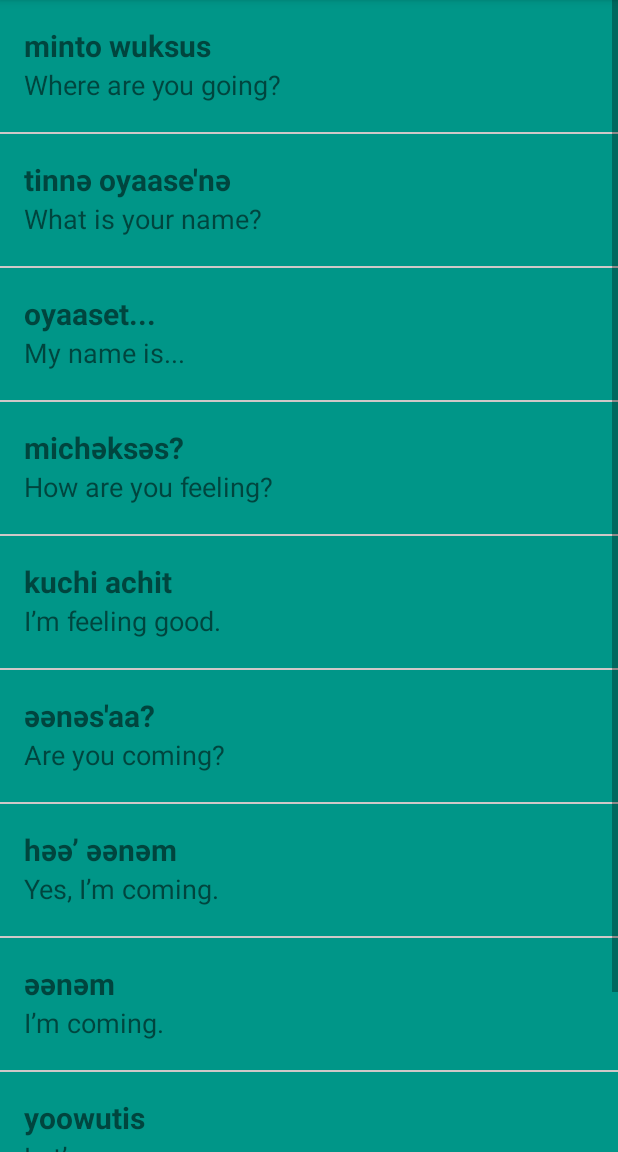
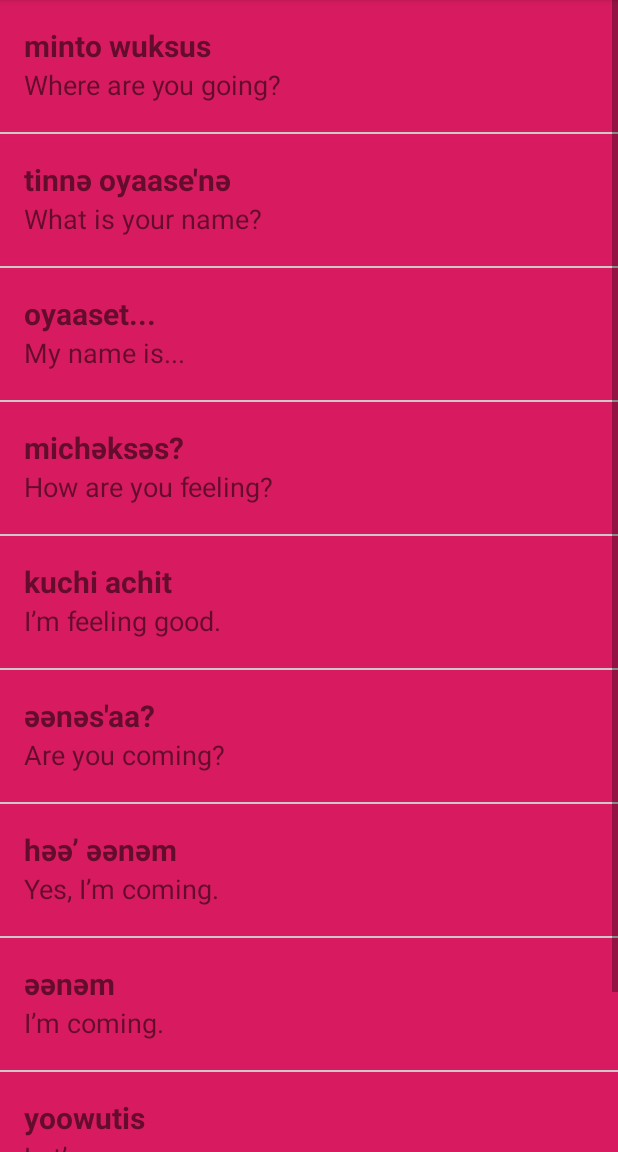
Before and after one commit to AhmedRammadan/training, an Android app: the PhrasesActivity screen opened directly, with no data from a screen before it, after a tap on "michәksәs?", on a phone screen of 412 x 824 dp, the part 84-1236 px from its top. Run offline under Robolectric (Android 15) with nearby library versions, the phone set to English and light mode, and no system bars.

Commit message:
colors.xml
Signed-off-by: AhmedRammadan <43143580+AhmedRammadan@users.noreply.github.com>

```diff
--- a/app/src/main/res/values/colors.xml
+++ b/app/src/main/res/values/colors.xml
@@ -3,8 +3,8 @@
     <color name="colorPrimary">#008577</color>
     <color name="colorPrimaryDark">#00574B</color>
     <color name="colorAccent">#D81B60</color>
-    <color name="PhrasesActivity">#009688</color>
-    <color name="NumbersActivity">#FF9800</color>
-    <color name="FamilyActivity">#9C27B0</color>
-    <color name="ColorsActivity">#FF5722</color>
+    <color name="PhrasesActivity">#D81B60</color>
+    <color name="NumbersActivity">#D81B60</color>
+    <color name="FamilyActivity">#D81B60</color>
+    <color name="ColorsActivity">#D81B60</color>
 </resources>
```
